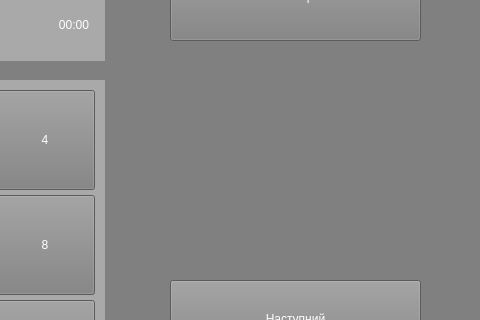
First picture: the form in code/face.ui, repository k0rbie/pb_course, before the edit; both pictures show x 420 to 900 and y 130 to 450 of the 900 by 725 pixel window.
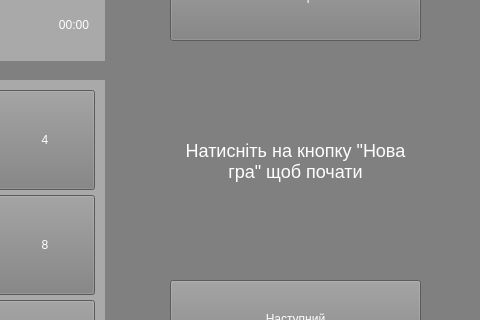
Second picture: the form after the edit.

```diff
--- a/code/face.ui
+++ b/code/face.ui
@@ -34,9 +34,11 @@
   <property name="styleSheet">
    <string notr="true">QLabel{font:600 20pt &quot;FreeMono&quot; bold;
 					color: white}
+QLabel#label_5{font-size: 18px}
 QPushButton{font:600 22pt &quot;FreeMono&quot; bold;
 					color: white}
 QWidget{background-color: darkgray}
+QLabel{background-color: none}
 QWidget#centralwidget{background-color: gray}
 QPushButton{background-color: gray}
 QPushButton#pushButton_17{font:600 17pt &quot;FreeMono&quot; bold;
@@ -642,6 +644,25 @@
      <string>Нова гра</string>
     </property>
    </widget>
+   <widget class="QLabel" name="label_5">
+    <property name="geometry">
+     <rect>
+      <x>590</x>
+      <y>225</y>
+      <width>251</width>
+      <height>131</height>
+     </rect>
+    </property>
+    <property name="text">
+     <string>Натисніть на кнопку &quot;Нова гра&quot; щоб почати</string>
+    </property>
+    <property name="alignment">
+     <set>Qt::AlignCenter</set>
+    </property>
+    <property name="wordWrap">
+     <bool>true</bool>
+    </property>
+   </widget>
   </widget>
  </widget>
  <tabstops>
```
